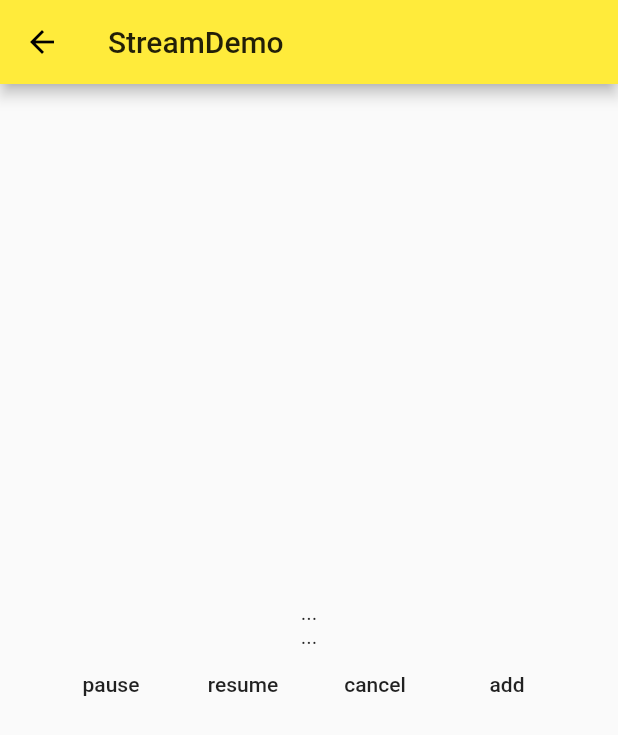
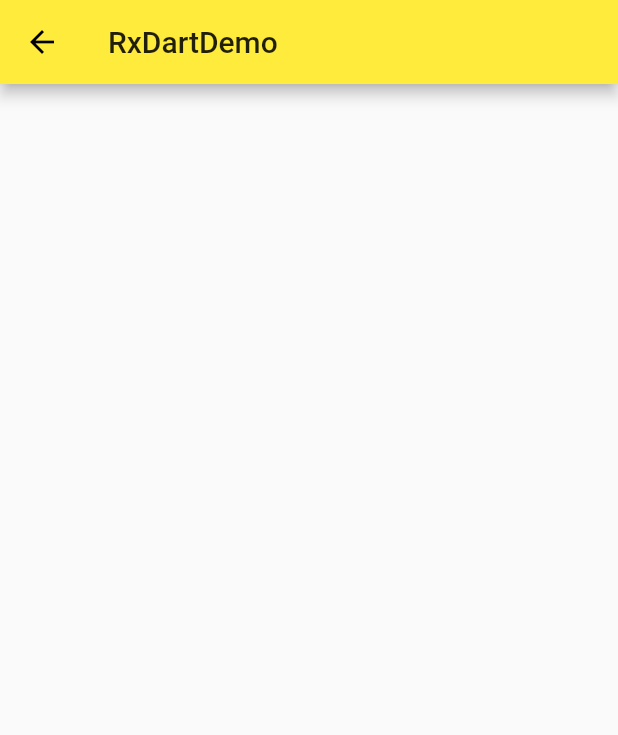
Before and after one commit to TobiahShaw/flutter_hello, a Flutter app: the screen it shows after launch, on a phone screen of 412 x 824 dp. Shown: the top 735 px of the screen. Run offline on Flutter 3.47's test engine with Material 2 defaults, Android fonts, the phone set to English and light mode, and no system bars; our stand-ins replace rxdart.

Commit message:
install rxdart; usage of some creator of Observer;

```diff
--- /dev/null
+++ b/lib/demo/rxdart/rxdart_demo.dart
@@ -0,0 +1,40 @@
+import 'package:flutter/material.dart';
+import 'package:rxdart/rxdart.dart';
+import 'dart:async';
+
+class RxDartDemo extends StatelessWidget {
+  @override
+  Widget build(BuildContext context) {
+    return Scaffold(
+      appBar: AppBar(
+        title: Text('RxDartDemo'),
+      ),
+      body: RxDartDemoHome(),
+    );
+  }
+}
+
+class RxDartDemoHome extends StatefulWidget {
+  @override
+  _RxDartDemoHomeState createState() => _RxDartDemoHomeState();
+}
+
+class _RxDartDemoHomeState extends State<RxDartDemoHome> {
+  @override
+  void initState() {
+    super.initState();
+
+    Observable<String> _observable =
+        // Observable(Stream.fromIterable(['hello', 'Tobiah']));
+        // Observable.fromFuture(Future.value('hello ~'));
+        // Observable.fromIterable(['hello', 'Tobiah']);
+        // Observable.just('hello, world');
+        Observable.periodic(new Duration(seconds: 1), (i) => 'hello, $i').take(5);
+    _observable.listen(print);
+  }
+
+  @override
+  Widget build(BuildContext context) {
+    return Container();
+  }
+}
--- a/lib/main.dart
+++ b/lib/main.dart
@@ -1,4 +1,5 @@
 import 'package:flutter/material.dart';
+import 'package:hello_world/demo/rxdart/rxdart_demo.dart';
 import 'demo/drawer_demo.dart';
 import 'demo/bottom_navigation_bar_demo.dart';
 import 'demo/listview_demo.dart';
@@ -21,7 +22,7 @@ class App extends StatelessWidget {
       debugShowCheckedModeBanner: false,
       // home: NavigatorDemo(),
       // 不使用home，使用初始路由
-      initialRoute: '/stream',
+      initialRoute: '/rxdart',
       // 通过名字路由
       routes: {
         '/': (context) => Home(),
@@ -31,6 +32,7 @@ class App extends StatelessWidget {
         '/mdc': (context) => MaterialComponents(),
         '/state-management': (context) => StateManagementDemo(),
         '/stream': (context) => StreamDemo(),
+        '/rxdart': (context) => RxDartDemo(),
       },
       theme: ThemeData(
           primarySwatch: Colors.yellow,
--- a/pubspec.yaml
+++ b/pubspec.yaml
@@ -25,6 +25,7 @@ dev_dependencies:
     sdk: flutter
   intl: 0.15.7
   scoped_model: ^0.3.0
+  rxdart: ^0.22.0
 
 
 # For information on the generic Dart part of this file, see the
```
